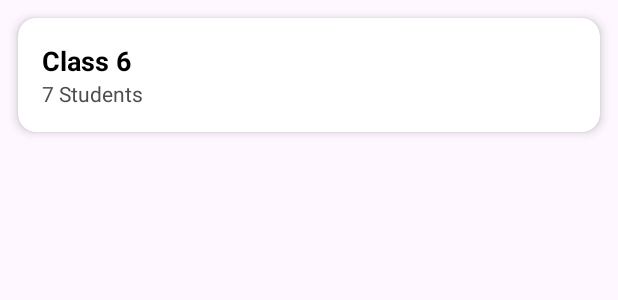
After one commit to 1Nithin2004/Frontend_School_attendance, an Android app: the layout rv_class_list.xml on its own in the app's theme, with its tools: preview values and no code run, on a phone screen of 412 x 824 dp. The commit adds this screen. Shown: the top 300 px of the screen. Run offline under Robolectric (Android 15) with nearby library versions, the phone set to English and light mode, and no system bars.

Commit message:
Initial setup

```diff
--- a/app/build.gradle.kts
+++ b/app/build.gradle.kts
@@ -33,6 +33,9 @@ android {
     kotlinOptions {
         jvmTarget = "11"
     }
+   buildFeatures{
+       viewBinding=true
+   }
 }
 
 dependencies {
--- a/app/src/main/AndroidManifest.xml
+++ b/app/src/main/AndroidManifest.xml
@@ -13,7 +13,7 @@
         android:theme="@style/Theme.SchoolAttendance"
         tools:targetApi="31">
         <activity
-            android:name=".MyClasses.MyClasses"
+            android:name=".MyClasses.MyClassesActivity"
             android:exported="false" />
         <activity
             android:name=".teacherhomepage.TeacherHomepageActivity"
--- a/app/src/main/java/com/saveetha/schoolattendance/MyClasses/MyClasses.kt
+++ b/app/src/main/java/com/saveetha/schoolattendance/MyClasses/MyClassesActivity.kt
@@ -7,7 +7,7 @@ import androidx.core.view.ViewCompat
 import androidx.core.view.WindowInsetsCompat
 import com.saveetha.schoolattendance.R
 
-class MyClasses : AppCompatActivity() {
+class MyClassesActivity : AppCompatActivity() {
     override fun onCreate(savedInstanceState: Bundle?) {
         super.onCreate(savedInstanceState)
         enableEdgeToEdge()
--- a/app/src/main/res/layout/activity_main.xml
+++ b/app/src/main/res/layout/activity_main.xml
@@ -119,10 +119,9 @@
                 android:text="Log In"
                 android:textStyle="bold"
                 android:textColor="#000000"
+                android:id="@+id/loginbutton"
                 android:backgroundTint="#FFFFFF"
                 android:layout_marginTop="30dp" />
-
-
 
         </LinearLayout>
     </ScrollView>
--- /dev/null
+++ b/app/src/main/res/layout/rv_class_list.xml
@@ -0,0 +1,34 @@
+<?xml version="1.0" encoding="utf-8"?>
+<androidx.cardview.widget.CardView
+    xmlns:android="http://schemas.android.com/apk/res/android"
+    xmlns:app="http://schemas.android.com/apk/res-auto"
+    android:layout_width="match_parent"
+    android:layout_height="wrap_content"
+    android:layout_margin="12dp"
+    app:cardCornerRadius="12dp"
+    app:cardElevation="4dp">
+
+    <LinearLayout
+        android:layout_width="match_parent"
+        android:layout_height="wrap_content"
+        android:orientation="vertical"
+        android:padding="16dp">
+
+        <TextView
+            android:layout_width="match_parent"
+            android:layout_height="wrap_content"
+            android:text="Class 6"
+            android:textSize="18sp"
+            android:textColor="#000000"
+            android:textStyle="bold" />
+
+        <TextView
+            android:layout_width="match_parent"
+            android:layout_height="wrap_content"
+            android:text="7 Students"
+            android:textSize="14sp"
+            android:textColor="#4D4D4D" />
+
+    </LinearLayout>
+
+</androidx.cardview.widget.CardView>
```
Also changed, not shown: app/src/main/java/com/saveetha/schoolattendance/MainActivity.kt (+11 -2 lines), app/src/main/res/drawable/frame.xml (added, +18 -0 lines), app/src/main/res/layout/activity_my_classes.xml (+35 -5 lines).
